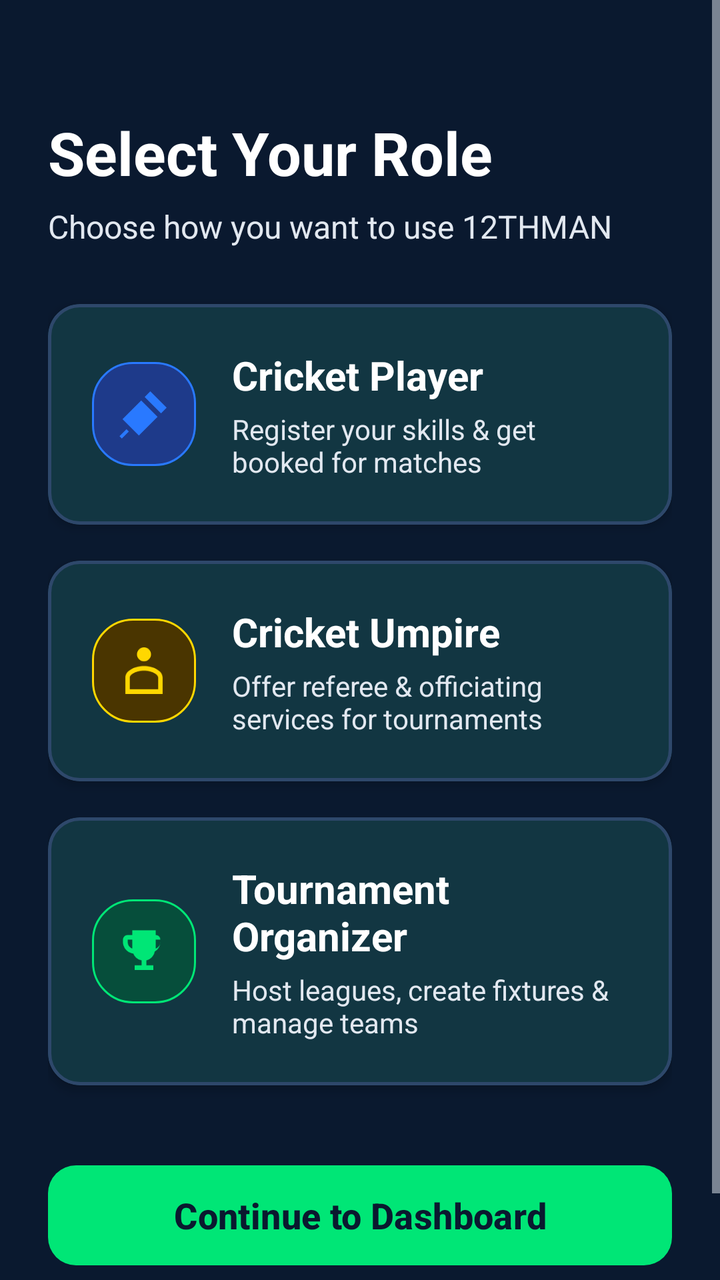
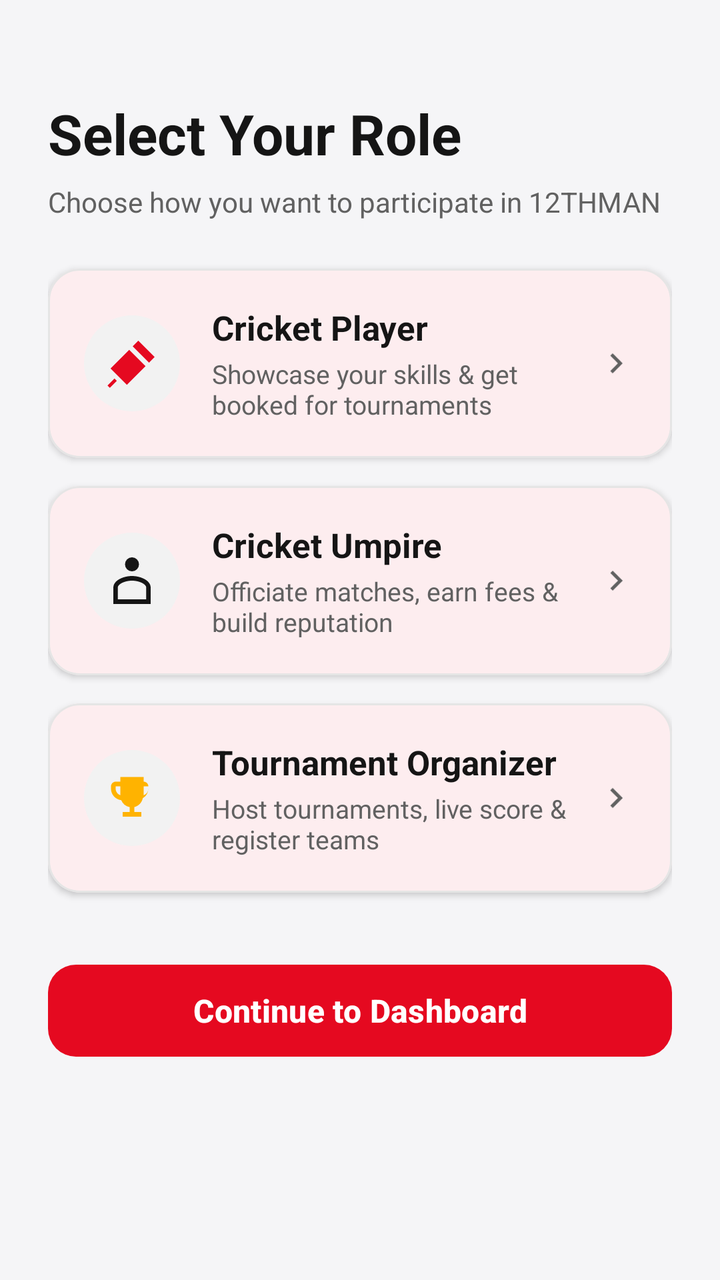

Compare the two renders of this Android layout. The source of the first and the diff that turns it into the second are given below.
<!-- AndroidManifest.xml: application theme Theme.TwelveMan -->
<!-- res/layout/fragment_role_selection.xml -->
<?xml version="1.0" encoding="utf-8"?>
<ScrollView xmlns:android="http://schemas.android.com/apk/res/android"
    xmlns:app="http://schemas.android.com/apk/res-auto"
    android:layout_width="match_parent"
    android:layout_height="match_parent"
    android:background="@color/bg_light"
    android:clipToPadding="false"
    android:fillViewport="true"
    android:paddingBottom="24dp">

    <LinearLayout
        android:layout_width="match_parent"
        android:layout_height="wrap_content"
        android:orientation="vertical"
        android:padding="24dp">

        <TextView
            android:layout_width="wrap_content"
            android:layout_height="wrap_content"
            android:layout_marginTop="32dp"
            android:text="Select Your Role"
            android:textColor="@color/text_primary"
            android:textSize="30sp"
            android:textStyle="bold" />

        <TextView
            android:layout_width="wrap_content"
            android:layout_height="wrap_content"
            android:layout_marginTop="6dp"
            android:text="Choose how you want to use 12THMAN"
            android:textColor="@color/text_secondary"
            android:textSize="16sp" />

        
        <com.google.android.material.card.MaterialCardView
            android:id="@+id/cardRolePlayer"
            android:layout_width="match_parent"
            android:layout_height="wrap_content"
            android:layout_marginTop="28dp"
            android:clickable="true"
            android:focusable="true"
            android:foreground="?attr/selectableItemBackground"
            app:cardCornerRadius="16dp"
            app:cardElevation="3dp"
            app:strokeColor="@color/card_border"
            app:strokeWidth="1.5dp">

            <LinearLayout
                android:layout_width="match_parent"
                android:layout_height="wrap_content"
                android:gravity="center_vertical"
                android:orientation="horizontal"
                android:padding="22dp">

                <ImageView
                    android:layout_width="52dp"
                    android:layout_height="52dp"
                    android:background="@drawable/bg_badge_blue"
                    android:padding="12dp"
                    android:src="@drawable/ic_cricket_bat"
                    app:tint="@color/accent_blue" />

                <LinearLayout
                    android:layout_width="0dp"
                    android:layout_height="wrap_content"
                    android:layout_marginStart="18dp"
                    android:layout_weight="1"
                    android:orientation="vertical">

                    <TextView
                        android:layout_width="wrap_content"
                        android:layout_height="wrap_content"
                        android:text="Cricket Player"
                        android:textColor="@color/text_primary"
                        android:textSize="20sp"
                        android:textStyle="bold" />

                    <TextView
                        android:layout_width="wrap_content"
                        android:layout_height="wrap_content"
                        android:layout_marginTop="4dp"
                        android:text="Register your skills &amp; get booked for matches"
                        android:textColor="@color/text_secondary"
                        android:textSize="14sp" />
                </LinearLayout>
            </LinearLayout>
        </com.google.android.material.card.MaterialCardView>

        
        <com.google.android.material.card.MaterialCardView
            android:id="@+id/cardRoleUmpire"
            android:layout_width="match_parent"
            android:layout_height="wrap_content"
            android:layout_marginTop="18dp"
            android:clickable="true"
            android:focusable="true"
            android:foreground="?attr/selectableItemBackground"
            app:cardCornerRadius="16dp"
            app:cardElevation="3dp"
            app:strokeColor="@color/card_border"
            app:strokeWidth="1.5dp">

            <LinearLayout
                android:layout_width="match_parent"
                android:layout_height="wrap_content"
                android:gravity="center_vertical"
                android:orientation="horizontal"
                android:padding="22dp">

                <ImageView
                    android:layout_width="52dp"
                    android:layout_height="52dp"
                    android:background="@drawable/bg_badge_gold"
                    android:padding="12dp"
                    android:src="@drawable/ic_umpire"
                    app:tint="@color/accent_gold" />

                <LinearLayout
                    android:layout_width="0dp"
                    android:layout_height="wrap_content"
                    android:layout_marginStart="18dp"
                    android:layout_weight="1"
                    android:orientation="vertical">

                    <TextView
                        android:layout_width="wrap_content"
                        android:layout_height="wrap_content"
                        android:text="Cricket Umpire"
                        android:textColor="@color/text_primary"
                        android:textSize="20sp"
                        android:textStyle="bold" />

                    <TextView
                        android:layout_width="wrap_content"
                        android:layout_height="wrap_content"
                        android:layout_marginTop="4dp"
                        android:text="Offer referee &amp; officiating services for tournaments"
                        android:textColor="@color/text_secondary"
                        android:textSize="14sp" />
                </LinearLayout>
            </LinearLayout>
        </com.google.android.material.card.MaterialCardView>

        
        <com.google.android.material.card.MaterialCardView
            android:id="@+id/cardRoleOrganizer"
            android:layout_width="match_parent"
            android:layout_height="wrap_content"
            android:layout_marginTop="18dp"
            android:clickable="true"
            android:focusable="true"
            android:foreground="?attr/selectableItemBackground"
            app:cardCornerRadius="16dp"
            app:cardElevation="3dp"
            app:strokeColor="@color/card_border"
            app:strokeWidth="1.5dp">

            <LinearLayout
                android:layout_width="match_parent"
                android:layout_height="wrap_content"
                android:gravity="center_vertical"
                android:orientation="horizontal"
                android:padding="22dp">

                <ImageView
                    android:layout_width="52dp"
                    android:layout_height="52dp"
                    android:background="@drawable/bg_badge_green"
                    android:padding="12dp"
                    android:src="@drawable/ic_trophy"
                    app:tint="@color/accent_green" />

                <LinearLayout
                    android:layout_width="0dp"
                    android:layout_height="wrap_content"
                    android:layout_marginStart="18dp"
                    android:layout_weight="1"
                    android:orientation="vertical">

                    <TextView
                        android:layout_width="wrap_content"
                        android:layout_height="wrap_content"
                        android:text="Tournament Organizer"
                        android:textColor="@color/text_primary"
                        android:textSize="20sp"
                        android:textStyle="bold" />

                    <TextView
                        android:layout_width="wrap_content"
                        android:layout_height="wrap_content"
                        android:layout_marginTop="4dp"
                        android:text="Host leagues, create fixtures &amp; manage teams"
                        android:textColor="@color/text_secondary"
                        android:textSize="14sp" />
                </LinearLayout>
            </LinearLayout>
        </com.google.android.material.card.MaterialCardView>

        <com.google.android.material.button.MaterialButton
            android:id="@+id/btnContinue"
            android:layout_width="match_parent"
            android:layout_height="58dp"
            android:layout_marginTop="36dp"
            android:foreground="?attr/selectableItemBackground"
            android:text="Continue to Dashboard"
            android:textColor="@color/primary_navy"
            android:textSize="18sp"
            android:textStyle="bold"
            app:backgroundTint="@color/accent_green"
            app:cornerRadius="14dp" />
    </LinearLayout>
</ScrollView>
<!-- resources referenced by this layout -->
<resources>
  <color name="accent_blue">#2979FF</color>
  <color name="accent_gold">#FFD700</color>
  <color name="accent_green">#00E676</color>
  <color name="bg_light">#0A192F</color>
  <color name="card_border">#2E486B</color>
  <color name="primary_navy">#0A192F</color>
  <color name="text_primary">#FFFFFF</color>
  <color name="text_secondary">#E2E8F0</color>
  <!-- drawable bg_badge_blue (drawable) -->
  <?xml version="1.0" encoding="utf-8"?>
  <shape xmlns:android="http://schemas.android.com/apk/res/android">
      <solid android:color="#1E3A8A"/>
      <corners android:radius="20dp"/>
      <stroke android:width="1dp" android:color="#2979FF"/>
  </shape>
  <!-- drawable bg_badge_gold (drawable) -->
  <?xml version="1.0" encoding="utf-8"?>
  <shape xmlns:android="http://schemas.android.com/apk/res/android">
      <solid android:color="#4A3500"/>
      <corners android:radius="20dp"/>
      <stroke android:width="1dp" android:color="#FFD700"/>
  </shape>
  <!-- drawable bg_badge_green (drawable) -->
  <?xml version="1.0" encoding="utf-8"?>
  <shape xmlns:android="http://schemas.android.com/apk/res/android">
      <solid android:color="#064E3B"/>
      <corners android:radius="20dp"/>
      <stroke android:width="1dp" android:color="#00E676"/>
  </shape>
  <style name="Theme.TwelveMan" parent="Theme.Material3.DayNight.NoActionBar">
          
          <item name="colorPrimary">@color/accent_green</item>
          <item name="colorPrimaryVariant">@color/primary_variant</item>
          <item name="colorOnPrimary">@color/primary_navy</item>
          <item name="colorSecondary">@color/accent_gold</item>
          <item name="colorOnSecondary">@color/primary_navy</item>
          <item name="colorTertiary">@color/accent_blue</item>
          <item name="colorOnTertiary">@color/text_white</item>
          <item name="colorSurface">@color/surface_white</item>
          <item name="colorOnSurface">@color/text_primary</item>
          <item name="android:statusBarColor">@color/primary_navy</item>
          <item name="android:navigationBarColor">@color/primary_navy</item>
          <item name="android:windowBackground">@color/bg_light</item>
  
          
          <item name="android:textColorPrimary">@color/text_primary</item>
          <item name="android:textColorSecondary">@color/text_secondary</item>
          <item name="android:textColorHint">@color/text_hint</item>
  
          <item name="textAppearanceHeadlineLarge">@style/TextAppearance.TwelveMan.HeadlineLarge</item>
          <item name="textAppearanceHeadlineMedium">@style/TextAppearance.TwelveMan.HeadlineMedium</item>
          <item name="textAppearanceTitleLarge">@style/TextAppearance.TwelveMan.TitleLarge</item>
          <item name="textAppearanceBodyLarge">@style/TextAppearance.TwelveMan.BodyLarge</item>
          <item name="textAppearanceBodyMedium">@style/TextAppearance.TwelveMan.BodyMedium</item>
      </style>
  <color name="primary_variant">#14273E</color>
  <color name="text_white">#FFFFFF</color>
  <color name="surface_white">#14273E</color>
  <color name="text_hint">#A0AEC0</color>
  <style name="TextAppearance.TwelveMan.BodyLarge" parent="TextAppearance.Material3.BodyLarge">
          <item name="android:textSize">@dimen/text_size_body</item>
          <item name="android:textColor">@color/text_primary</item>
      </style>
  <style name="TextAppearance.TwelveMan.BodyMedium" parent="TextAppearance.Material3.BodyMedium">
          <item name="android:textSize">@dimen/text_size_body_secondary</item>
          <item name="android:textColor">@color/text_secondary</item>
      </style>
  <dimen name="text_size_hero">34sp</dimen>
  <dimen name="text_size_display">28sp</dimen>
  <dimen name="text_size_headline">24sp</dimen>
  <dimen name="text_size_body">16sp</dimen>
  <dimen name="text_size_body_secondary">15sp</dimen>
  <!-- unchanged entries left out for length: 6 -->
</resources>

<!-- the commit's change to res/layout/fragment_role_selection.xml (unified diff, before → after) -->
@@ -1,12 +1,12 @@
 <?xml version="1.0" encoding="utf-8"?>
-<ScrollView xmlns:android="http://schemas.android.com/apk/res/android"
+<androidx.core.widget.NestedScrollView xmlns:android="http://schemas.android.com/apk/res/android"
     xmlns:app="http://schemas.android.com/apk/res-auto"
     android:layout_width="match_parent"
     android:layout_height="match_parent"
     android:background="@color/bg_light"
     android:clipToPadding="false"
     android:fillViewport="true"
-    android:paddingBottom="24dp">
+    android:paddingBottom="36dp">
 
     <LinearLayout
         android:layout_width="match_parent"
@@ -17,53 +17,54 @@
         <TextView
             android:layout_width="wrap_content"
             android:layout_height="wrap_content"
-            android:layout_marginTop="32dp"
+            android:layout_marginTop="24dp"
             android:text="Select Your Role"
-            android:textColor="@color/text_primary"
-            android:textSize="30sp"
+            android:textColor="@color/header_black"
+            android:textSize="28sp"
             android:textStyle="bold" />
 
         <TextView
             android:layout_width="wrap_content"
             android:layout_height="wrap_content"
             android:layout_marginTop="6dp"
-            android:text="Choose how you want to use 12THMAN"
+            android:text="Choose how you want to participate in 12THMAN"
             android:textColor="@color/text_secondary"
-            android:textSize="16sp" />
+            android:textSize="14sp" />
 
         
         <com.google.android.material.card.MaterialCardView
             android:id="@+id/cardRolePlayer"
             android:layout_width="match_parent"
             android:layout_height="wrap_content"
-            android:layout_marginTop="28dp"
+            android:layout_marginTop="24dp"
             android:clickable="true"
             android:focusable="true"
             android:foreground="?attr/selectableItemBackground"
+            app:cardBackgroundColor="@color/surface_white"
             app:cardCornerRadius="16dp"
-            app:cardElevation="3dp"
-            app:strokeColor="@color/card_border"
-            app:strokeWidth="1.5dp">
+            app:cardElevation="2dp"
+            app:strokeColor="@color/border_grey"
+            app:strokeWidth="1dp">
 
             <LinearLayout
                 android:layout_width="match_parent"
                 android:layout_height="wrap_content"
                 android:gravity="center_vertical"
                 android:orientation="horizontal"
-                android:padding="22dp">
-
-                <ImageView
-                    android:layout_width="52dp"
-                    android:layout_height="52dp"
-                    android:background="@drawable/bg_badge_blue"
-                    android:padding="12dp"
+                android:padding="18dp">
+
+                <ImageView
+                    android:layout_width="48dp"
+                    android:layout_height="48dp"
+                    android:background="@drawable/bg_circle_light"
+                    android:padding="10dp"
                     android:src="@drawable/ic_cricket_bat"
-                    app:tint="@color/accent_blue" />
+                    app:tint="@color/primary_red" />
 
                 <LinearLayout
                     android:layout_width="0dp"
                     android:layout_height="wrap_content"
-                    android:layout_marginStart="18dp"
+                    android:layout_marginStart="16dp"
                     android:layout_weight="1"
                     android:orientation="vertical">
 
@@ -71,18 +72,24 @@
                         android:layout_width="wrap_content"
                         android:layout_height="wrap_content"
                         android:text="Cricket Player"
-                        android:textColor="@color/text_primary"
-                        android:textSize="20sp"
+                        android:textColor="@color/header_black"
+                        android:textSize="17sp"
                         android:textStyle="bold" />
 
                     <TextView
                         android:layout_width="wrap_content"
                         android:layout_height="wrap_content"
-                        android:layout_marginTop="4dp"
-                        android:text="Register your skills &amp; get booked for matches"
+                        android:layout_marginTop="3dp"
+                        android:text="Showcase your skills &amp; get booked for tournaments"
                         android:textColor="@color/text_secondary"
-                        android:textSize="14sp" />
+                        android:textSize="13sp" />
                 </LinearLayout>
+
+                <ImageView
+                    android:layout_width="20dp"
+                    android:layout_height="20dp"
+                    android:src="@drawable/ic_chevron_right"
+                    app:tint="@color/text_secondary" />
             </LinearLayout>
         </com.google.android.material.card.MaterialCardView>
 
@@ -91,34 +98,35 @@
             android:id="@+id/cardRoleUmpire"
             android:layout_width="match_parent"
             android:layout_height="wrap_content"
-            android:layout_marginTop="18dp"
+            android:layout_marginTop="14dp"
             android:clickable="true"
             android:focusable="true"
             android:foreground="?attr/selectableItemBackground"
+            app:cardBackgroundColor="@color/surface_white"
             app:cardCornerRadius="16dp"
-            app:cardElevation="3dp"
-            app:strokeColor="@color/card_border"
-            app:strokeWidth="1.5dp">
+            app:cardElevation="2dp"
+            app:strokeColor="@color/border_grey"
+            app:strokeWidth="1dp">
 
             <LinearLayout
                 android:layout_width="match_parent"
                 android:layout_height="wrap_content"
                 android:gravity="center_vertical"
                 android:orientation="horizontal"
-                android:padding="22dp">
-
-                <ImageView
-                    android:layout_width="52dp"
-                    android:layout_height="52dp"
-                    android:background="@drawable/bg_badge_gold"
-                    android:padding="12dp"
+                android:padding="18dp">
+
+                <ImageView
+                    android:layout_width="48dp"
+                    android:layout_height="48dp"
+                    android:background="@drawable/bg_circle_light"
+                    android:padding="10dp"
                     android:src="@drawable/ic_umpire"
-                    app:tint="@color/accent_gold" />
+                    app:tint="@color/header_black" />
 
                 <LinearLayout
                     android:layout_width="0dp"
                     android:layout_height="wrap_content"
-                    android:layout_marginStart="18dp"
+                    android:layout_marginStart="16dp"
                     android:layout_weight="1"
                     android:orientation="vertical">
 
@@ -126,18 +134,24 @@
                         android:layout_width="wrap_content"
                         android:layout_height="wrap_content"
                         android:text="Cricket Umpire"
-                        android:textColor="@color/text_primary"
-                        android:textSize="20sp"
+                        android:textColor="@color/header_black"
+                        android:textSize="17sp"
                         android:textStyle="bold" />
 
                     <TextView
                         android:layout_width="wrap_content"
                         android:layout_height="wrap_content"
-                        android:layout_marginTop="4dp"
-                        android:text="Offer referee &amp; officiating services for tournaments"
+                        android:layout_marginTop="3dp"
+                        android:text="Officiate matches, earn fees &amp; build reputation"
                         android:textColor="@color/text_secondary"
-                        android:textSize="14sp" />
+                        android:textSize="13sp" />
                 </LinearLayout>
+
+                <ImageView
+                    android:layout_width="20dp"
+                    android:layout_height="20dp"
+                    android:src="@drawable/ic_chevron_right"
+                    app:tint="@color/text_secondary" />
             </LinearLayout>
         </com.google.android.material.card.MaterialCardView>
 
@@ -146,34 +160,35 @@
             android:id="@+id/cardRoleOrganizer"
             android:layout_width="match_parent"
             android:layout_height="wrap_content"
-            android:layout_marginTop="18dp"
+            android:layout_marginTop="14dp"
             android:clickable="true"
             android:focusable="true"
             android:foreground="?attr/selectableItemBackground"
+            app:cardBackgroundColor="@color/surface_white"
             app:cardCornerRadius="16dp"
-            app:cardElevation="3dp"
-            app:strokeColor="@color/card_border"
-            app:strokeWidth="1.5dp">
+            app:cardElevation="2dp"
+            app:strokeColor="@color/border_grey"
+            app:strokeWidth="1dp">
 
             <LinearLayout
                 android:layout_width="match_parent"
                 android:layout_height="wrap_content"
                 android:gravity="center_vertical"
                 android:orientation="horizontal"
-                android:padding="22dp">
-
-                <ImageView
-                    android:layout_width="52dp"
-                    android:layout_height="52dp"
-                    android:background="@drawable/bg_badge_green"
-                    android:padding="12dp"
+                android:padding="18dp">
+
+                <ImageView
+                    android:layout_width="48dp"
+                    android:layout_height="48dp"
+                    android:background="@drawable/bg_circle_light"
+                    android:padding="10dp"
                     android:src="@drawable/ic_trophy"
-                    app:tint="@color/accent_green" />
+                    app:tint="@color/accent_gold" />
 
                 <LinearLayout
                     android:layout_width="0dp"
                     android:layout_height="wrap_content"
-                    android:layout_marginStart="18dp"
+                    android:layout_marginStart="16dp"
                     android:layout_weight="1"
                     android:orientation="vertical">
 
@@ -181,32 +196,37 @@
                         android:layout_width="wrap_content"
                         android:layout_height="wrap_content"
                         android:text="Tournament Organizer"
-                        android:textColor="@color/text_primary"
-                        android:textSize="20sp"
+                        android:textColor="@color/header_black"
+                        android:textSize="17sp"
                         android:textStyle="bold" />
 
                     <TextView
                         android:layout_width="wrap_content"
                         android:layout_height="wrap_content"
-                        android:layout_marginTop="4dp"
-                        android:text="Host leagues, create fixtures &amp; manage teams"
+                        android:layout_marginTop="3dp"
+                        android:text="Host tournaments, live score &amp; register teams"
                         android:textColor="@color/text_secondary"
-                        android:textSize="14sp" />
+                        android:textSize="13sp" />
                 </LinearLayout>
+
+                <ImageView
+                    android:layout_width="20dp"
+                    android:layout_height="20dp"
+                    android:src="@drawable/ic_chevron_right"
+                    app:tint="@color/text_secondary" />
             </LinearLayout>
         </com.google.android.material.card.MaterialCardView>
 
         <com.google.android.material.button.MaterialButton
             android:id="@+id/btnContinue"
             android:layout_width="match_parent"
-            android:layout_height="58dp"
-            android:layout_marginTop="36dp"
-            android:foreground="?attr/selectableItemBackground"
+            android:layout_height="54dp"
+            android:layout_marginTop="32dp"
             android:text="Continue to Dashboard"
-            android:textColor="@color/primary_navy"
-            android:textSize="18sp"
+            android:textColor="@color/pure_white"
+            android:textSize="16sp"
             android:textStyle="bold"
-            app:backgroundTint="@color/accent_green"
+            app:backgroundTint="@color/primary_red"
             app:cornerRadius="14dp" />
     </LinearLayout>
-</ScrollView>
+</androidx.core.widget.NestedScrollView>
<!-- resource entries referenced after the edit -->
@@ -1,47 +1,42 @@
 <!-- resources referenced by this layout -->
 <resources>
-  <color name="accent_blue">#2979FF</color>
-  <color name="accent_gold">#FFD700</color>
-  <color name="accent_green">#00E676</color>
-  <color name="bg_light">#0A192F</color>
-  <color name="card_border">#2E486B</color>
-  <color name="primary_navy">#0A192F</color>
-  <color name="text_primary">#FFFFFF</color>
-  <color name="text_secondary">#E2E8F0</color>
-  <!-- drawable bg_badge_blue (drawable) -->
+  <color name="accent_gold">#FFB300</color>
+  <color name="bg_light">#F5F5F7</color>
+  <color name="border_grey">#E5E5E5</color>
+  <color name="header_black">#151515</color>
+  <color name="primary_red">#E50920</color>
+  <color name="pure_white">#FFFFFF</color>
+  <color name="text_primary">#151515</color>
+  <color name="text_secondary">#616161</color>
+  <!-- drawable bg_circle_light (drawable) -->
   <?xml version="1.0" encoding="utf-8"?>
-  <shape xmlns:android="http://schemas.android.com/apk/res/android">
-      <solid android:color="#1E3A8A"/>
-      <corners android:radius="20dp"/>
-      <stroke android:width="1dp" android:color="#2979FF"/>
+  <shape xmlns:android="http://schemas.android.com/apk/res/android"
+      android:shape="oval">
+      <solid android:color="@color/light_grey"/>
   </shape>
-  <!-- drawable bg_badge_gold (drawable) -->
-  <?xml version="1.0" encoding="utf-8"?>
-  <shape xmlns:android="http://schemas.android.com/apk/res/android">
-      <solid android:color="#4A3500"/>
-      <corners android:radius="20dp"/>
-      <stroke android:width="1dp" android:color="#FFD700"/>
-  </shape>
-  <!-- drawable bg_badge_green (drawable) -->
-  <?xml version="1.0" encoding="utf-8"?>
-  <shape xmlns:android="http://schemas.android.com/apk/res/android">
-      <solid android:color="#064E3B"/>
-      <corners android:radius="20dp"/>
-      <stroke android:width="1dp" android:color="#00E676"/>
-  </shape>
-  <style name="Theme.TwelveMan" parent="Theme.Material3.DayNight.NoActionBar">
+  <!-- drawable ic_chevron_right (drawable) -->
+  <vector xmlns:android="http://schemas.android.com/apk/res/android"
+      android:width="24dp"
+      android:height="24dp"
+      android:viewportWidth="24"
+      android:viewportHeight="24">
+      <path
+          android:fillColor="#FF757575"
+          android:pathData="M10,6L8.59,7.41 13.17,12l-4.58,4.59L10,18l6,-6z"/>
+  </vector>
+  <style name="Theme.TwelveMan" parent="Theme.Material3.Light.NoActionBar">
           
-          <item name="colorPrimary">@color/accent_green</item>
-          <item name="colorPrimaryVariant">@color/primary_variant</item>
-          <item name="colorOnPrimary">@color/primary_navy</item>
-          <item name="colorSecondary">@color/accent_gold</item>
-          <item name="colorOnSecondary">@color/primary_navy</item>
-          <item name="colorTertiary">@color/accent_blue</item>
-          <item name="colorOnTertiary">@color/text_white</item>
+          <item name="colorPrimary">@color/primary_red</item>
+          <item name="colorPrimaryVariant">@color/primary_dark_red</item>
+          <item name="colorOnPrimary">@color/pure_white</item>
+          <item name="colorSecondary">@color/header_black</item>
+          <item name="colorOnSecondary">@color/pure_white</item>
+          <item name="colorTertiary">@color/primary_red</item>
+          <item name="colorOnTertiary">@color/pure_white</item>
           <item name="colorSurface">@color/surface_white</item>
           <item name="colorOnSurface">@color/text_primary</item>
-          <item name="android:statusBarColor">@color/primary_navy</item>
-          <item name="android:navigationBarColor">@color/primary_navy</item>
+          <item name="android:statusBarColor">@color/header_black</item>
+          <item name="android:navigationBarColor">@color/pure_white</item>
           <item name="android:windowBackground">@color/bg_light</item>
   
           
@@ -55,10 +50,10 @@
           <item name="textAppearanceBodyLarge">@style/TextAppearance.TwelveMan.BodyLarge</item>
           <item name="textAppearanceBodyMedium">@style/TextAppearance.TwelveMan.BodyMedium</item>
       </style>
-  <color name="primary_variant">#14273E</color>
-  <color name="text_white">#FFFFFF</color>
-  <color name="surface_white">#14273E</color>
-  <color name="text_hint">#A0AEC0</color>
+  <color name="light_grey">#F2F2F2</color>
+  <color name="primary_dark_red">#B90016</color>
+  <color name="surface_white">#FFFFFF</color>
+  <color name="text_hint">#9E9E9E</color>
   <style name="TextAppearance.TwelveMan.BodyLarge" parent="TextAppearance.Material3.BodyLarge">
           <item name="android:textSize">@dimen/text_size_body</item>
           <item name="android:textColor">@color/text_primary</item>
